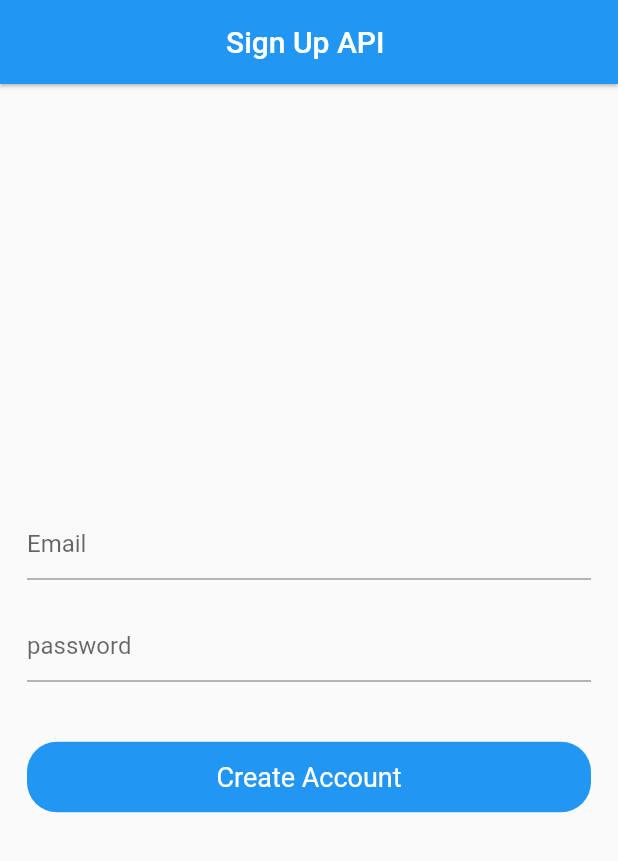
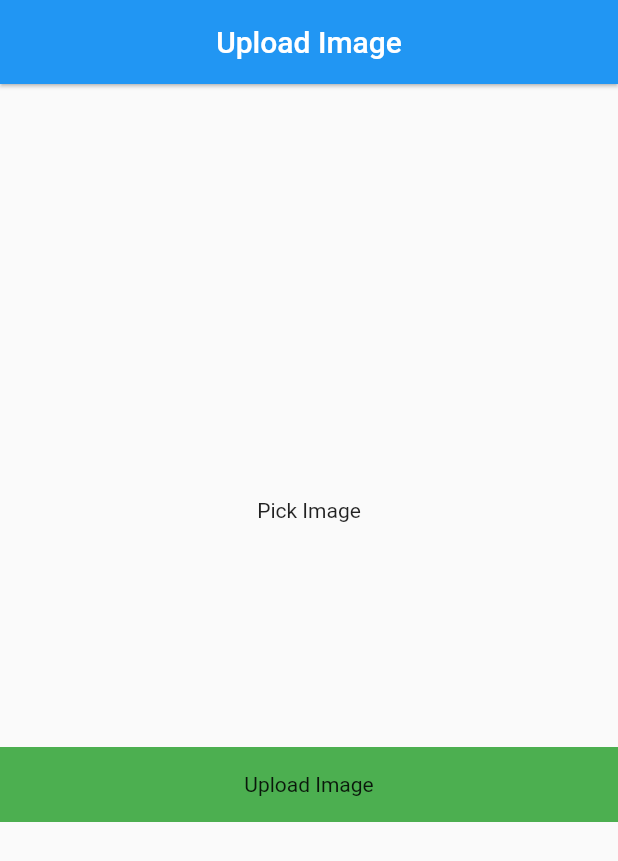
Before and after one commit to atultiwari7388/flutter-apis-practice, a Flutter app: the screen it shows after launch, on a phone screen of 412 x 824 dp. Shown: the top 861 px of the screen. Run offline on Flutter 3.47's test engine with Material 2 defaults, Android fonts, the phone set to English and light mode, and no system bars; drawn by our look-alikes of modal_progress_hud_nsn; our stand-ins replace image_picker.

Commit message:
upload image using api

```diff
--- /dev/null
+++ b/lib/View/upload_image.view.dart
@@ -0,0 +1,115 @@
+import 'dart:io';
+import 'package:flutter/foundation.dart';
+import 'package:flutter/material.dart';
+import 'package:image_picker/image_picker.dart';
+import 'package:modal_progress_hud_nsn/modal_progress_hud_nsn.dart';
+import 'package:http/http.dart' as http;
+
+class UploadImageView extends StatefulWidget {
+  const UploadImageView({Key? key}) : super(key: key);
+
+  @override
+  State<UploadImageView> createState() => _UploadImageViewState();
+}
+
+class _UploadImageViewState extends State<UploadImageView> {
+  File? image;
+  final _picker = ImagePicker();
+  bool showSpinner = false;
+
+  //create a function to pick an image
+  Future pickImage() async {
+    final pickedFile =
+        await _picker.pickImage(source: ImageSource.gallery, imageQuality: 80);
+
+    if (pickedFile != null) {
+      image = File(pickedFile.path);
+      setState(() {});
+    } else {
+      if (kDebugMode) {
+        print("Something Went wrong");
+      }
+    }
+  }
+
+  //create a post api
+  Future<void> uploadImage() async {
+    setState(() {
+      showSpinner = true;
+    });
+
+    var stream = await http.ByteStream(image!.openRead());
+    stream.cast();
+    var length = await image!.length();
+    var uri = Uri.parse("https://fakestoreapi.com/products");
+    var request = http.MultipartRequest("POST", uri);
+    request.fields["title"] = "First Image";
+
+    var multiPart = http.MultipartFile("image", stream, length);
+
+    request.files.add(multiPart);
+
+    var response = await request.send();
+
+    if (response.statusCode == 200) {
+      setState(() {
+        showSpinner = false;
+      });
+      print("Successfully");
+    } else {
+      print("something went wrong");
+      setState(() {
+        showSpinner = false;
+      });
+    }
+  }
+
+  @override
+  Widget build(BuildContext context) {
+    return ModalProgressHUD(
+      inAsyncCall: showSpinner,
+      child: Scaffold(
+        appBar: AppBar(
+          title: const Text("Upload Image"),
+          centerTitle: true,
+          elevation: 1.0,
+        ),
+        body: Column(
+          crossAxisAlignment: CrossAxisAlignment.center,
+          mainAxisAlignment: MainAxisAlignment.center,
+          children: [
+            InkWell(
+              onTap: () => pickImage(),
+              child: Container(
+                child: image == null
+                    ? const Center(
+                        child: Text("Pick Image"),
+                      )
+                    : Container(
+                        child: Center(
+                          child: Image.file(
+                            File(image!.path).absolute,
+                            height: 100,
+                            width: 100,
+                          ),
+                        ),
+                      ),
+              ),
+            ),
+            const SizedBox(height: 150),
+            InkWell(
+              onTap: () => uploadImage(),
+              child: Container(
+                height: 50,
+                color: Colors.green,
+                child: Center(
+                  child: Text("Upload Image"),
+                ),
+              ),
+            ),
+          ],
+        ),
+      ),
+    );
+  }
+}
--- a/lib/main.dart
+++ b/lib/main.dart
@@ -1,4 +1,4 @@
-import 'package:apisflutter/View/auth/signup.auth.view.dart';
+import 'package:apisflutter/View/upload_image.view.dart';
 import 'package:flutter/material.dart';
 
 void main() {
@@ -17,7 +17,7 @@ class MyApp extends StatelessWidget {
       theme: ThemeData(
         primarySwatch: Colors.blue,
       ),
-      home: const SignupView(),
+      home: const UploadImageView(),
     );
   }
 }
--- a/pubspec.yaml
+++ b/pubspec.yaml
@@ -36,6 +36,7 @@ dependencies:
   cupertino_icons: ^1.0.2
   http: ^0.13.4
   modal_progress_hud_nsn: ^0.2.1
+  image_picker: ^0.8.5+3
 
 dev_dependencies:
   flutter_test:
```
Also changed, not shown: pubspec.lock, 2 other files.
